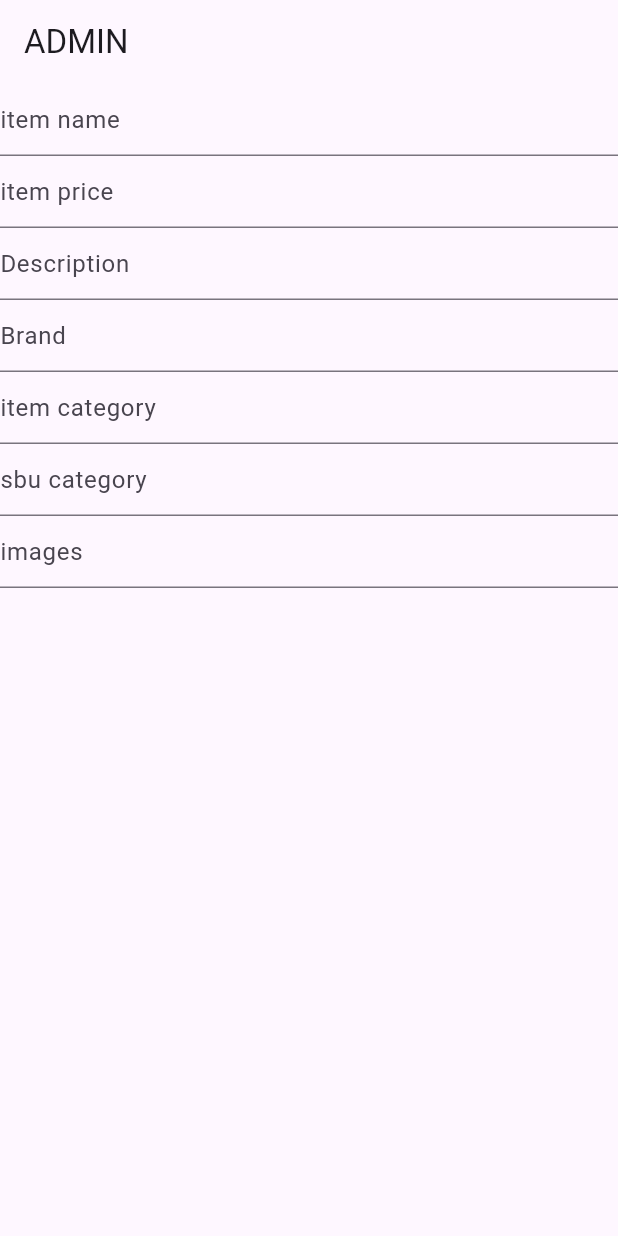
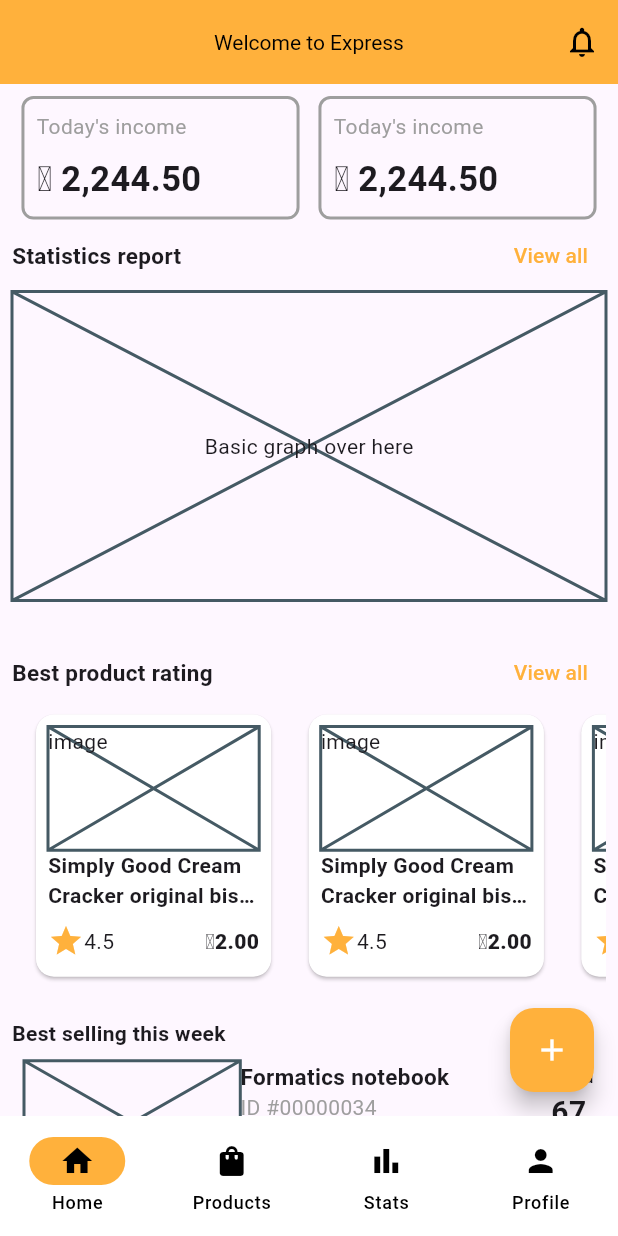
Before and after one commit to rans-rans/ai_store_admin, a Flutter app: the screen it shows after launch, on a phone screen of 412 x 824 dp. Run offline on Flutter 3.47's test engine with Material 3 defaults, Android fonts, the phone set to English and light mode, and no system bars.

Commit message:
added homescreen ui

```diff
--- /dev/null
+++ b/devtools_options.yaml
@@ -0,0 +1 @@
+extensions:
--- /dev/null
+++ b/lib/config/constants/api_constants.dart
@@ -0,0 +1,5 @@
+var publicKey = 'pk_test_c9195da77ffa5c7cc9352ef994a17cb065601a04';
+var secrectKey = 'sk_test_d8b55226397a9c9eb6dbf1980f06faecd50dd940';
+
+//TODO store in environment variables
+const baseUrl = "https://shopbackend-e3f9f9c0281f.herokuapp.com";
--- /dev/null
+++ b/lib/config/constants/colors.dart
@@ -0,0 +1,63 @@
+import 'package:flutter/material.dart';
+
+import 'numbers.dart';
+
+const primaryColor = Color.fromARGB(255, 255, 177, 60);
+const secondaryColor = Color.fromRGBO(231, 226, 214, 1);
+
+final lightTheme = ThemeData.light().copyWith(
+  primaryColor: primaryColor,
+  inputDecorationTheme: InputDecorationTheme(
+    enabledBorder: OutlineInputBorder(
+      borderRadius: BorderRadius.circular(inputBorderRadius),
+      borderSide: const BorderSide(color: primaryColor),
+    ),
+    focusedBorder: OutlineInputBorder(
+      borderRadius: BorderRadius.circular(inputBorderRadius),
+      borderSide: const BorderSide(color: primaryColor),
+    ),
+  ),
+  colorScheme: const ColorScheme.light(secondary: secondaryColor),
+  appBarTheme: const AppBarTheme(
+    surfaceTintColor: Colors.white,
+  ),
+  textButtonTheme: TextButtonThemeData(
+      style: TextButton.styleFrom(foregroundColor: Colors.black)),
+  elevatedButtonTheme: ElevatedButtonThemeData(
+    style: ElevatedButton.styleFrom(foregroundColor: Colors.black),
+  ),
+  popupMenuTheme: const PopupMenuThemeData(
+    surfaceTintColor: Colors.white,
+  ),
+  cardTheme: const CardTheme(
+    surfaceTintColor: Colors.white,
+  ),
+);
+final darkTheme = ThemeData.dark().copyWith(
+  primaryColor: primaryColor,
+  popupMenuTheme: const PopupMenuThemeData(
+    surfaceTintColor: Colors.black,
+  ),
+  colorScheme: const ColorScheme.dark(secondary: secondaryColor),
+  cardTheme: const CardTheme(
+    surfaceTintColor: Colors.black,
+  ),
+  appBarTheme: const AppBarTheme(
+    surfaceTintColor: Colors.black,
+  ),
+  inputDecorationTheme: InputDecorationTheme(
+    enabledBorder: OutlineInputBorder(
+      borderRadius: BorderRadius.circular(inputBorderRadius),
+      borderSide: const BorderSide(color: primaryColor),
+    ),
+    focusedBorder: OutlineInputBorder(
+      borderRadius: BorderRadius.circular(inputBorderRadius),
+      borderSide: const BorderSide(color: primaryColor),
+    ),
+  ),
+  textButtonTheme: TextButtonThemeData(
+      style: TextButton.styleFrom(foregroundColor: Colors.white)),
+  elevatedButtonTheme: ElevatedButtonThemeData(
+    style: ElevatedButton.styleFrom(foregroundColor: Colors.white),
+  ),
+);
--- /dev/null
+++ b/lib/config/constants/numbers.dart
@@ -0,0 +1,17 @@
+import 'package:flutter/material.dart' show FontWeight;
+
+// layout
+const defaultPadding = 12.0;
+const buttonBorderRadius = 15.0;
+const cardBorderRadius = 12.0;
+const inputBorderRadius = 25.0;
+const mediumSpacing = 20.0;
+const smallSpacing = 12.0;
+
+//styles
+const smallFontSize = 10.0;
+const mediumFontSize = 18.0;
+const largeFontSize = 25.0;
+
+const boldestFontWeight = FontWeight.w900;
+const mediumFontWeight = FontWeight.w700;
--- /dev/null
+++ b/lib/config/constants/strings.dart
@@ -0,0 +1,20 @@
+//image path
+const onboardingBackgroundImage = "assets/images/on_boarding_image.jpg";
+const googleLogoImage = "assets/images/google_logo.png";
+const iphone15Image = "assets/images/iphone15_img.jpeg";
+const redDressImage = "assets/images/red_dress.jpg";
+const ps5PadImage = "assets/images/ps5_pad.png";
+const fridgeImage = "assets/images/fridge_image.jpg";
+const errorFallbackImage = "assets/images/error_fallback_image.png";
+
+//icons path
+const collectionIcon = "assets/icons/collection_icon.png";
+const customerServiceIcon = "assets/icons/customer_service_icon.png";
+const feedbackIcon = "assets/icons/feedback_icon.png";
+const ordersIcon = "assets/icons/orders_icon.png";
+const recentsIcon = "assets/icons/recents_icon.png";
+
+const homeIcon = "assets/icons/home_icon.png";
+const cartIcon = "assets/icons/cart_icon.png";
+const categoriesIcon = "assets/icons/categories_icon.png";
+const profileIcon = "assets/icons/profile_icon.png";
--- a/lib/homepage.dart
+++ /dev/null
@@ -1,72 +0,0 @@
-import 'package:flutter/material.dart';
-
-class Homepage extends StatefulWidget {
-  const Homepage({super.key});
-
-  @override
-  State<Homepage> createState() => _HomepageState();
-}
-
-class _HomepageState extends State<Homepage> {
-  final itemName = TextEditingController();
-  final brand = TextEditingController();
-  final itemPrice = TextEditingController();
-  final description = TextEditingController();
-  final category = TextEditingController();
-  final subcategory = TextEditingController();
-  final images = TextEditingController();
-  @override
-  Widget build(BuildContext context) {
-    return Scaffold(
-      appBar: AppBar(title: const Text("ADMIN")),
-      body: SingleChildScrollView(
-        child: Column(
-          children: [
-            TextField(
-              controller: itemName,
-              decoration: const InputDecoration(
-                hintText: "item name",
-              ),
-            ),
-            TextField(
-              controller: itemPrice,
-              decoration: const InputDecoration(
-                hintText: "item price",
-              ),
-            ),
-            TextField(
-              controller: description,
-              decoration: const InputDecoration(
-                hintText: "Description",
-              ),
-            ),
-            TextField(
-              controller: brand,
-              decoration: const InputDecoration(
-                hintText: "Brand",
-              ),
-            ),
-            TextField(
-              controller: category,
-              decoration: const InputDecoration(
-                hintText: "item category",
-              ),
-            ),
-            TextField(
-              controller: subcategory,
-              decoration: const InputDecoration(
-                hintText: "sbu category",
-              ),
-            ),
-            TextField(
-              controller: images,
-              decoration: const InputDecoration(
-                hintText: "images",
-              ),
-            ),
-          ],
-        ),
-      ),
-    );
-  }
-}
--- a/lib/main.dart
+++ b/lib/main.dart
@@ -1,6 +1,7 @@
 import 'package:flutter/material.dart';
 
-import 'homepage.dart';
+import 'config/constants/colors.dart';
+import 'src/view/screens/home_controller_page.dart';
 
 void main() {
   runApp(const MyApp());
@@ -11,8 +12,10 @@ class MyApp extends StatelessWidget {
 
   @override
   Widget build(BuildContext context) {
-    return const MaterialApp(
-      home: Homepage(),
+    return MaterialApp(
+      home: const HomeControllerPage(),
+      theme: lightTheme,
+      darkTheme: darkTheme,
     );
   }
 }
--- /dev/null
+++ b/lib/src/view/screens/home_controller_page.dart
@@ -0,0 +1,47 @@
+import 'package:flutter/material.dart';
+
+import 'homepage.dart';
+
+class HomeControllerPage extends StatefulWidget {
+  const HomeControllerPage({super.key});
+
+  @override
+  State<HomeControllerPage> createState() => _HomeControllerPageState();
+}
+
+class _HomeControllerPageState extends State<HomeControllerPage> {
+  int selectedBottomNavItem = 0;
+
+  final bottomNavPages = [
+    const Homepage(),
+    const Center(child: Text('Products')),
+    const Center(child: Text('Statistics')),
+    const Center(child: Text('Profile')),
+  ];
+  final bottomNavDestinations = const [
+    NavigationDestination(icon: Icon(Icons.home), label: "Home"),
+    NavigationDestination(icon: Icon(Icons.shopping_bag), label: "Products"),
+    NavigationDestination(icon: Icon(Icons.bar_chart), label: "Stats"),
+    NavigationDestination(icon: Icon(Icons.person), label: "Profile"),
+  ];
+
+  @override
+  Widget build(BuildContext context) {
+    return Scaffold(
+      body: IndexedStack(
+        index: selectedBottomNavItem,
+        children: bottomNavPages,
+      ),
+      bottomNavigationBar: NavigationBar(
+        destinations: bottomNavDestinations,
+        selectedIndex: selectedBottomNavItem,
+        indicatorColor: Theme.of(context).primaryColor,
+        onDestinationSelected: (value) {
+          setState(() {
+            selectedBottomNavItem = value;
+          });
+        },
+      ),
+    );
+  }
+}
--- /dev/null
+++ b/lib/src/view/screens/homepage.dart
@@ -0,0 +1,67 @@
+import 'package:flutter/material.dart';
+
+import '../widgets/homepage/best_selling_products.dart';
+import '../widgets/homepage/home_stat_chart.dart';
+import '../widgets/homepage/best_products_list.dart';
+import '../widgets/homepage/today_info_card.dart';
+
+class Homepage extends StatelessWidget {
+  const Homepage({super.key});
+
+  @override
+  Widget build(BuildContext context) {
+    return Scaffold(
+      appBar: AppBar(
+        backgroundColor: Theme.of(context).primaryColor,
+        centerTitle: true,
+        actions: [
+          IconButton(
+            //TODO goto notifications page
+            onPressed: () {},
+            icon: const Icon(Icons.notifications_outlined),
+          )
+        ],
+        title: const Text(
+          'Welcome to Express',
+          style: TextStyle(
+            fontSize: 14,
+          ),
+        ),
+      ),
+      floatingActionButton: FloatingActionButton(
+        onPressed: () {
+          //TODO goto add-product page
+        },
+        backgroundColor: Theme.of(context).primaryColor,
+        tooltip: "Add product",
+        child: const Icon(Icons.add),
+      ),
+      body: const SingleChildScrollView(
+        child: Padding(
+          padding: EdgeInsets.all(8.0),
+          child: Column(
+            crossAxisAlignment: CrossAxisAlignment.start,
+            children: [
+              //show today's order and sales amount info
+              Row(
+                mainAxisAlignment: MainAxisAlignment.spaceAround,
+                children: [
+                  TodayInfoCard(),
+                  TodayInfoCard(),
+                ],
+              ),
+              //home statistics comes here
+              HomeStatChart(),
+              //best product ratings come here
+              SizedBox(height: 24),
+              BestProductsList(),
+              //top selling products come here
+              SizedBox(height: 24),
+              BestSellingProducts(),
+            ],
+          ),
+        ),
+      ),
+    );
+  }
+}
--- /dev/null
+++ b/lib/src/view/widgets/homepage/best_products_list.dart
@@ -0,0 +1,106 @@
+import 'package:flutter/material.dart';
+
+class BestProductsList extends StatelessWidget {
+  const BestProductsList({
+    super.key,
+  });
+
+  @override
+  Widget build(BuildContext context) {
+    final screenSize = MediaQuery.sizeOf(context);
+    return SizedBox(
+      height: screenSize.height * 0.28,
+      width: double.infinity,
+      child: Column(
+        children: [
+          Row(
+            mainAxisAlignment: MainAxisAlignment.spaceBetween,
+            children: [
+              const Text(
+                "Best product rating",
+                style: TextStyle(
+                  fontWeight: FontWeight.bold,
+                  fontSize: 15,
+                ),
+              ),
+              TextButton(
+                onPressed: () {},
+                child: Text(
+                  "View all",
+                  style: TextStyle(
+                    color: Theme.of(context).primaryColor,
+                  ),
+                ),
+              ),
+            ],
+          ),
+          Expanded(
+            child: ListView.builder(
+              itemCount: 7,
+              scrollDirection: Axis.horizontal,
+              itemBuilder: (context, index) {
+                return Container(
+                  margin: const EdgeInsets.only(
+                    left: 12,
+                    right: 5,
+                  ),
+                  width: screenSize.width * 0.4,
+                  child: Card(
+                    child: Padding(
+                      padding: const EdgeInsets.all(8.0),
+                      child: Column(
+                        children: [
+                          SizedBox(
+                            height: screenSize.height * 0.1,
+                            width: screenSize.width * 0.4,
+                            child: const Placeholder(
+                              //TODO item image comes here
+                              child: Text("image"),
+                            ),
+                          ),
+                          //TODO product name comes here
+                          const Text(
+                            "Simply Good Cream Cracker original biscuits",
+                            softWrap: true,
+                            maxLines: 2,
+                            overflow: TextOverflow.ellipsis,
+                            style: TextStyle(
+                              fontWeight: FontWeight.bold,
+                            ),
+                          ),
+                          Row(
+                            mainAxisAlignment: MainAxisAlignment.spaceBetween,
+                            children: [
+                              Row(
+                                children: [
+                                  Icon(
+                                    Icons.star,
+                                    color: Theme.of(context).primaryColor,
+                                  ),
+                                  const Text("4.5"),
+                                ],
+                              ),
+                              const Spacer(),
+                              SizedBox(height: screenSize.height * 0.05),
+                              //TODO product-price comes here
+                              const Text(
+                                "₵2.00",
+                                style: TextStyle(
+                                  fontWeight: FontWeight.w800,
+                                ),
+                              ),
+                            ],
+                          )
+                        ],
+                      ),
+                    ),
+                  ),
+                );
+              },
+            ),
+          )
+        ],
+      ),
+    );
+  }
+}
--- /dev/null
+++ b/lib/src/view/widgets/homepage/best_selling_products.dart
@@ -0,0 +1,81 @@
+import 'package:flutter/material.dart';
+
+class BestSellingProducts extends StatelessWidget {
+  const BestSellingProducts({
+    super.key,
+  });
+
+  @override
+  Widget build(BuildContext context) {
+    final screenSize = MediaQuery.sizeOf(context);
+    return SizedBox(
+      height: screenSize.height * 0.75,
+      child: Column(
+        crossAxisAlignment: CrossAxisAlignment.start,
+        children: [
+          const Text(
+            "Best selling this week",
+            style: TextStyle(
+              fontWeight: FontWeight.bold,
+            ),
+          ),
+          Expanded(
+            child: ListView.builder(
+              itemCount: 6,
+              physics: const NeverScrollableScrollPhysics(),
+              primary: false,
+              itemBuilder: (context, index) {
+                return Padding(
+                  padding: const EdgeInsets.all(8.0),
+                  child: Row(
+                    crossAxisAlignment: CrossAxisAlignment.start,
+                    children: [
+                      SizedBox(
+                        height: screenSize.height * 0.1,
+                        width: screenSize.width * 0.35,
+                        child: const Placeholder(),
+                      ),
+                      const Column(
+                        crossAxisAlignment: CrossAxisAlignment.start,
+                        children: [
+                          Text(
+                            "Formatics notebook",
+                            style:
+                                TextStyle(fontWeight: FontWeight.bold, fontSize: 15),
+                          ),
+                          //TODO product-id comes here
+                          Text(
+                            "ID #00000034",
+                            style: TextStyle(color: Colors.grey),
+                          ),
+                          //TODO item price comes here
+                          Text(
+                            "₵5.50",
+                            style:
+                                TextStyle(fontWeight: FontWeight.bold, fontSize: 16),
+                          ),
+                        ],
+                      ),
+                      const Spacer(),
+                      const Column(
+                        crossAxisAlignment: CrossAxisAlignment.start,
+                        children: [
+                          Text("Sold"),
+                          Text(
+                            "67",
+                            style:
+                                TextStyle(fontSize: 20, fontWeight: FontWeight.bold),
+                          ),
+                        ],
+                      ),
+                    ],
+                  ),
+                );
+              },
+            ),
+          ),
+        ],
+      ),
+    );
+  }
+}
--- /dev/null
+++ b/lib/src/view/widgets/homepage/home_stat_chart.dart
@@ -0,0 +1,47 @@
+import 'package:flutter/material.dart';
+
+class HomeStatChart extends StatelessWidget {
+  const HomeStatChart({
+    super.key,
+  });
+
+  @override
+  Widget build(BuildContext context) {
+    final screenSize = MediaQuery.sizeOf(context);
+    return Column(
+      crossAxisAlignment: CrossAxisAlignment.start,
+      children: [
+        Row(
+          mainAxisAlignment: MainAxisAlignment.spaceBetween,
+          children: [
+            const Text(
+              "Statistics report",
+              style: TextStyle(
+                fontWeight: FontWeight.bold,
+                fontSize: 15,
+              ),
+            ),
+            TextButton(
+              //TODO navigate to statistics
+              onPressed: () {},
+              child: Text(
+                'View all',
+                style: TextStyle(
+                  color: Theme.of(context).primaryColor,
+                ),
+              ),
+            ),
+          ],
+        ),
+        SizedBox(
+          height: screenSize.height * 0.25,
+          child: const Placeholder(
+            child: Center(
+              child: Text("Basic graph over here"),
+            ),
+          ),
+        )
+      ],
+    );
+  }
+}
--- /dev/null
+++ b/lib/src/view/widgets/homepage/today_info_card.dart
@@ -0,0 +1,44 @@
+import 'package:flutter/material.dart';
+
+class TodayInfoCard extends StatelessWidget {
+  const TodayInfoCard({super.key});
+
+  @override
+  Widget build(BuildContext context) {
+    final screenSize = MediaQuery.sizeOf(context);
+    return Container(
+      height: screenSize.height * 0.1,
+      width: screenSize.width * 0.45,
+      decoration: BoxDecoration(
+        borderRadius: BorderRadius.circular(8),
+        border: Border.all(
+          width: 2,
+          color: Colors.grey,
+        ),
+      ),
+      child: const Padding(
+        padding: EdgeInsets.all(8.0),
+        child: Column(
+          mainAxisAlignment: MainAxisAlignment.spaceBetween,
+          crossAxisAlignment: CrossAxisAlignment.start,
+          children: [
+            Text(
+              "Today's income",
+              style: TextStyle(
+                color: Colors.grey,
+              ),
+            ),
+            //TODO today's income comes here
+            Text(
+              "₵ 2,244.50",
+              style: TextStyle(
+                fontSize: 23,
+                fontWeight: FontWeight.bold,
+              ),
+            ),
+          ],
+        ),
+      ),
+    );
+  }
+}
```
Also changed, not shown: lib/config/constants/objects.dart (added), 1 other file.
